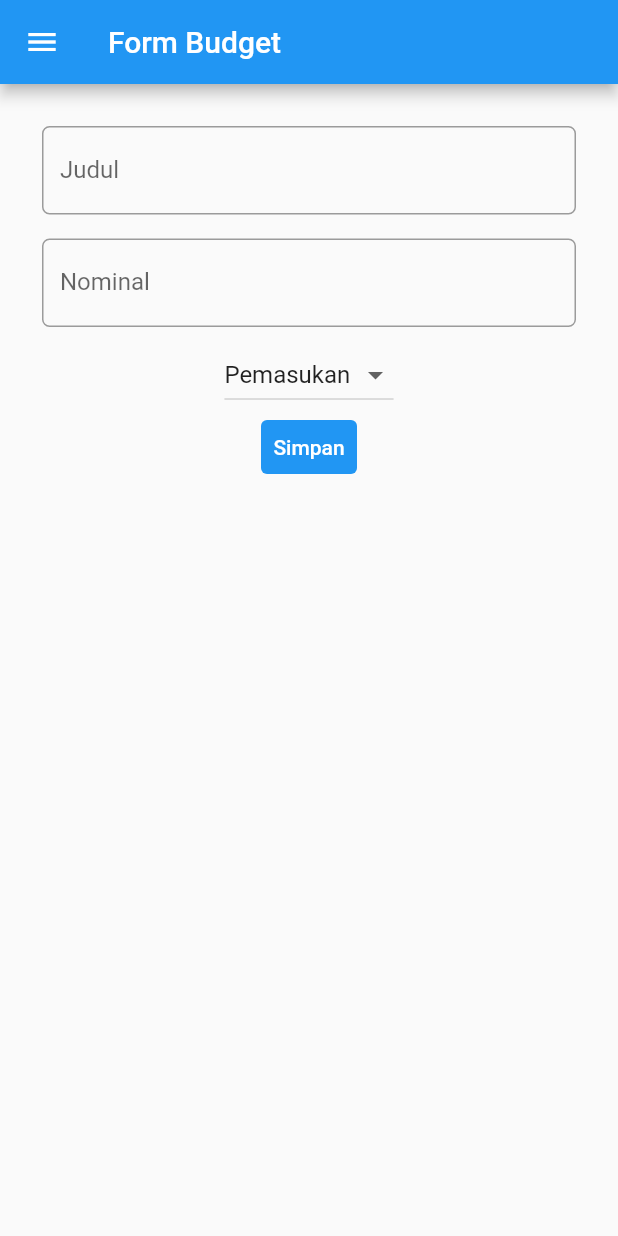
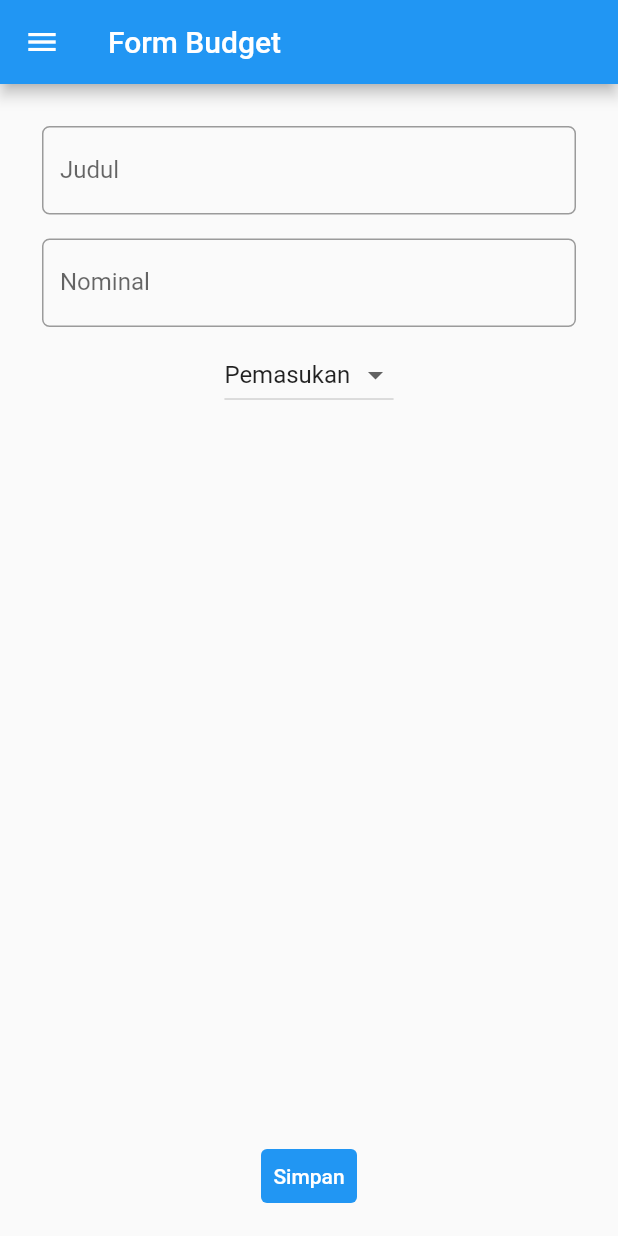
Before and after one commit to kevin-alex-12/pbp-flutter-lab, a Flutter app: the screen it shows after launch, in the side drawer, after a tap on "Tambah Budget", on a phone screen of 412 x 824 dp. Run offline on Flutter 3.47's test engine with Material 2 defaults, Android fonts, the phone set to English and light mode, and no system bars.

Commit message:
Tugas 8 #1

```diff
--- a/lib/form.dart
+++ b/lib/form.dart
@@ -159,7 +159,12 @@ class _MyFormPageState extends State<MyFormPage> {
                       });
                     },
                   ),
-                  TextButton(
+                ],
+              ),
+            ),
+          ),
+        ),
+        floatingActionButton: TextButton(
           child: const Text(
             "Simpan",
             style: TextStyle(color: Colors.white),
@@ -202,11 +207,7 @@ class _MyFormPageState extends State<MyFormPage> {
             }
           },
         ),
-                ],
-              ),
-            ),
-          ),
-        ),
+      floatingActionButtonLocation: FloatingActionButtonLocation.centerFloat,
     );
   }
 }
```
Also changed, not shown: lib/data.dart (+18 -2 lines). Lines whose indentation alone changed are shown as unchanged.
